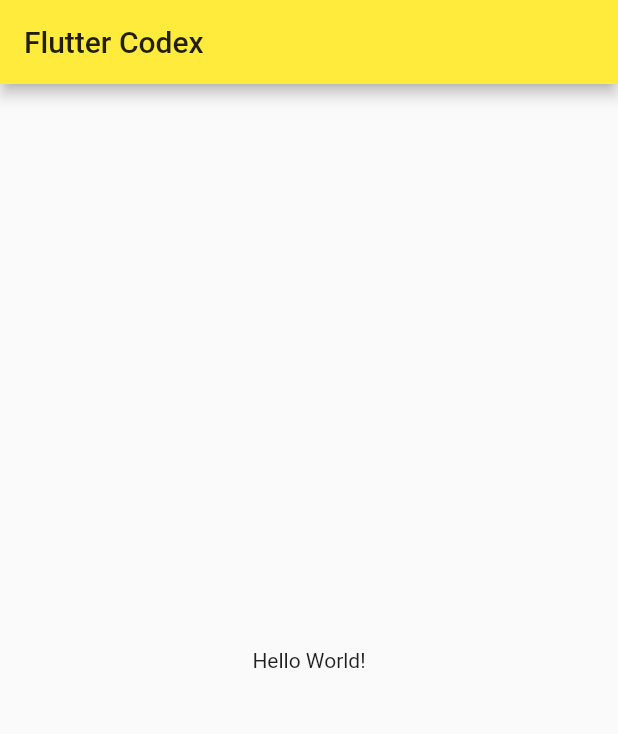
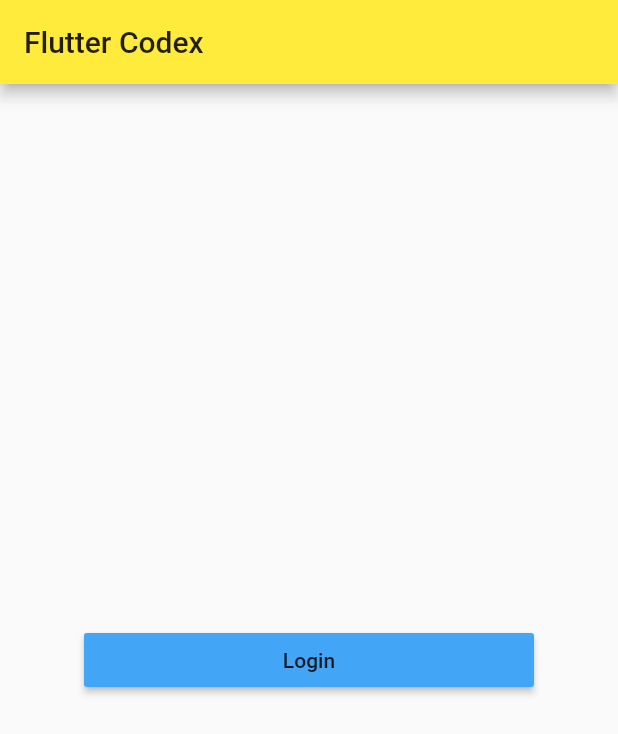
Before and after one commit to timbergus/flutter_codex, a Flutter app: the screen it shows after launch, on a phone screen of 412 x 824 dp. Shown: the top 734 px of the screen. Run offline on Flutter 3.47's test engine with Material 2 defaults, Android fonts, the phone set to English and light mode, and no system bars; our stand-ins replace firebase_auth, firebase_storage, image_picker; accounts and stored records are empty.

Commit message:
Fix compatibility.

```diff
--- a/lib/main.dart
+++ b/lib/main.dart
@@ -1,4 +1,8 @@
 import 'package:flutter/material.dart';
+import 'package:firebase_auth/firebase_auth.dart';
+import 'package:image_picker/image_picker.dart';
+import 'package:firebase_storage/firebase_storage.dart';
+import 'package:path/path.dart';
 
 void main() => runApp(MyApp());
 
@@ -21,6 +25,50 @@ class MyHomePage extends StatefulWidget {
 }
 
 class _MyHomePageState extends State<MyHomePage> {
+  bool isLogged = false;
+  String imageUrl = '';
+  String ext = '';
+  FirebaseAuth _auth = FirebaseAuth.instance;
+  FirebaseStorage _storage = FirebaseStorage.instance;
+
+  Future uploadImage() async {
+    var image = await ImagePicker.pickImage(
+      source: ImageSource.gallery,
+    );
+
+    if (image != null) {
+      var ref = _storage.ref().child('user.avatar${extension(image.path)}');
+      ref.putFile(image);
+      ext = extension(image.path);
+    } else {
+      print('No image was selected!');
+    }
+  }
+
+  Future fetchImage() async {
+    var ref = _storage.ref().child('user.avatar${this.ext}');
+
+    if (ref != null) {
+      String url = await ref.getDownloadURL();
+
+      setState(() {
+        imageUrl = url;
+      });
+    }
+  }
+
+  @override
+  void initState() {
+    super.initState();
+    _auth.currentUser().then((response) {
+      if (response != null) {
+        setState(() {
+          isLogged = true;
+        });
+      }
+    });
+  }
+
   @override
   Widget build(BuildContext context) {
     return Scaffold(
@@ -28,13 +76,74 @@ class _MyHomePageState extends State<MyHomePage> {
         title: Text('Flutter Codex'),
       ),
       body: Center(
-        child: Column(
-          mainAxisAlignment: MainAxisAlignment.center,
-          children: <Widget>[
-            Text(
-              'Hello World!',
-            ),
-          ],
+        child: Container(
+          width: 300,
+          child: Column(
+            mainAxisAlignment: MainAxisAlignment.center,
+            crossAxisAlignment: CrossAxisAlignment.stretch,
+            children: <Widget>[
+              isLogged && this.imageUrl != ''
+                  ? Container(
+                      width: 200,
+                      height: 200,
+                      child: Image.network(
+                        this.imageUrl,
+                        fit: BoxFit.fitWidth,
+                      ),
+                    )
+                  : Container(),
+              isLogged && this.imageUrl != ''
+                  ? SizedBox(
+                      height: 30,
+                    )
+                  : Container(),
+              isLogged
+                  ? RaisedButton(
+                      child: Text('Choose Avatar'),
+                      color: Colors.greenAccent,
+                      onPressed: uploadImage,
+                    )
+                  : Container(),
+              isLogged
+                  ? RaisedButton(
+                      child: Text('Show Avatar'),
+                      color: Colors.orangeAccent,
+                      onPressed: fetchImage,
+                    )
+                  : Container(),
+              isLogged
+                  ? Container()
+                  : RaisedButton(
+                      child: Text(
+                        'Login',
+                      ),
+                      color: Colors.blue[400],
+                      onPressed: () async {
+                        await _auth.signInWithEmailAndPassword(
+                          email: 'user@fakemailaddress.com',
+                          password: 'password',
+                        );
+                        setState(() {
+                          isLogged = true;
+                        });
+                      },
+                    ),
+              isLogged
+                  ? RaisedButton(
+                      child: Text(
+                        'Logout',
+                      ),
+                      color: Colors.red[400],
+                      onPressed: () {
+                        _auth.signOut();
+                        setState(() {
+                          isLogged = false;
+                        });
+                      },
+                    )
+                  : Container(),
+            ],
+          ),
         ),
       ),
     );
```
Also changed, not shown: pubspec.yaml (+8 -0 lines), pubspec.lock, 11 other files.
